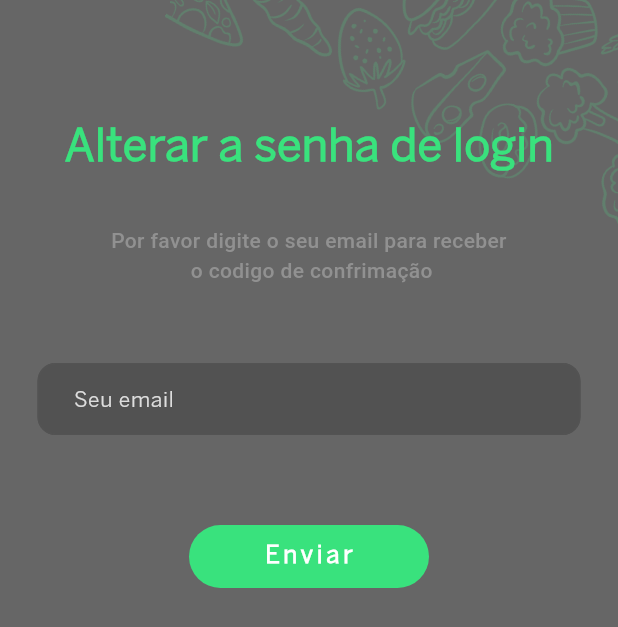
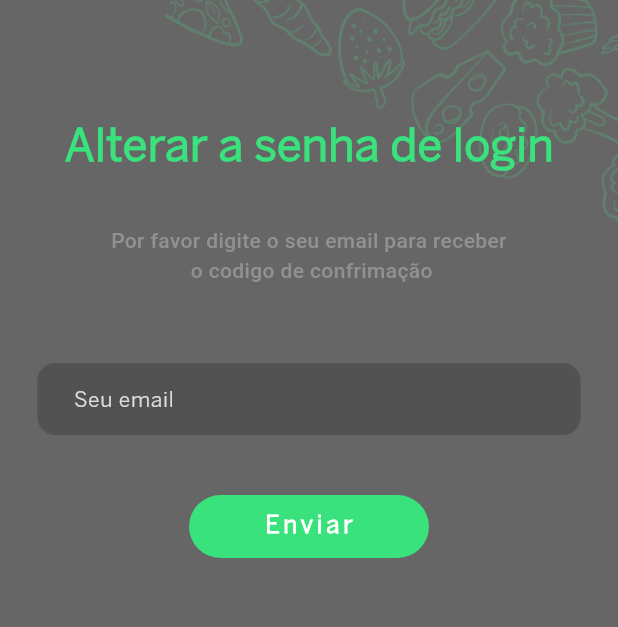
Before and after one commit to Jonata-tr/Delivery-app, a Flutter app: the screen it shows after launch, after a tap on "Login", after a tap on "Esqueceu a sua senha?", on a phone screen of 412 x 824 dp. Shown: the top 627 px of the screen. Run offline on Flutter 3.47's test engine with Material 3 defaults, Android fonts, the light colour scheme and no system bars; our stand-ins replace firebase_auth, firebase_core; accounts and stored records are empty; Roboto replaces fonts that are missing (BentonSans).

```diff
--- a/lib/components/form_text_field.dart
+++ b/lib/components/form_text_field.dart
@@ -36,8 +36,7 @@ class RoundTextField extends StatelessWidget {
               border: const OutlineInputBorder(
                 borderRadius: BorderRadius.all(Radius.circular(12)),
               ),
-              helperText: ' ',
-              filled: true, //Permite adicionar background no campo d input
+              filled: true, //Permite adicionar background no campo de input
               fillColor: Tcolor.textField,
               contentPadding: const EdgeInsets.symmetric(horizontal: 20),
               enabledBorder: const OutlineInputBorder(
--- a/lib/view/login/login_view.dart
+++ b/lib/view/login/login_view.dart
@@ -26,23 +26,35 @@ class _LoginViewState extends State<LoginView> {
   void singUserIn() async {
     try {
       if (_key.currentState!.validate()) {
+        showDialog(
+            context: context,
+            builder: (context) {
+              return Center(
+                child: CircularProgressIndicator(
+                  color: Tcolor.primaryColor,
+                  backgroundColor: Tcolor.primaryColor,
+                ),
+              );
+            });
+
         await FirebaseAuth.instance.signInWithEmailAndPassword(
           //Adquiri o email e a senha e compara no banco de dados para fazer o login do usuario caso esteja tudo certo;
-          email: emailController.text,
-          password: passwordController.text,
+          email: emailController.text.trim(),
+          password: passwordController.text.trim(),
         );
-        setState(() {});
       }
     } on FirebaseAuthException catch (e) {
       if (e.code == 'user-not-found') {
         debugPrint(e.code);
       } else if (e.code == 'wrong-password') {
-        showError();
+        showMessage();
       }
     }
+
+    Navigator.of(context).pop;
   }
 
-  void showError() {
+  void showMessage() {
     showDialog(
         context: context,
         builder: (BuildContext context) {
@@ -55,8 +67,7 @@ class _LoginViewState extends State<LoginView> {
 
   @override
   Widget build(BuildContext context) {
-    var media = MediaQuery.of(context).size;
-
+    Navigator.of(context).pop;
     return Scaffold(
         body: SingleChildScrollView(
             child: Column(
--- a/lib/view/login/res_password_view.dart
+++ b/lib/view/login/res_password_view.dart
@@ -17,8 +17,6 @@ class _ResetPasswordViewState extends State<ResetPasswordView> {
 
   @override
   Widget build(BuildContext context) {
-    var media = MediaQuery.of(context).size;
-
     return Scaffold(
         body: SingleChildScrollView(
             child: Column(
```
Also changed, not shown: lib/view/home/testeLogin.dart (+7 -5 lines), lib/view/login/singup_view.dart (+38 -13 lines), lib/view/login/verify_email.dart (added, +96 -0 lines).
